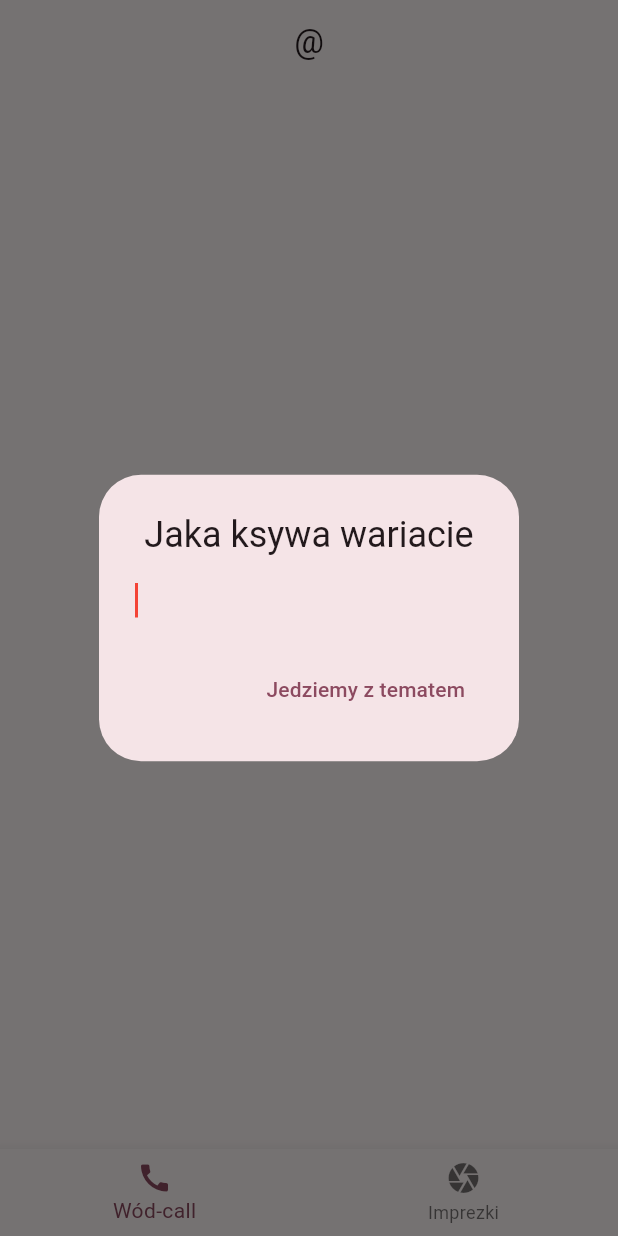
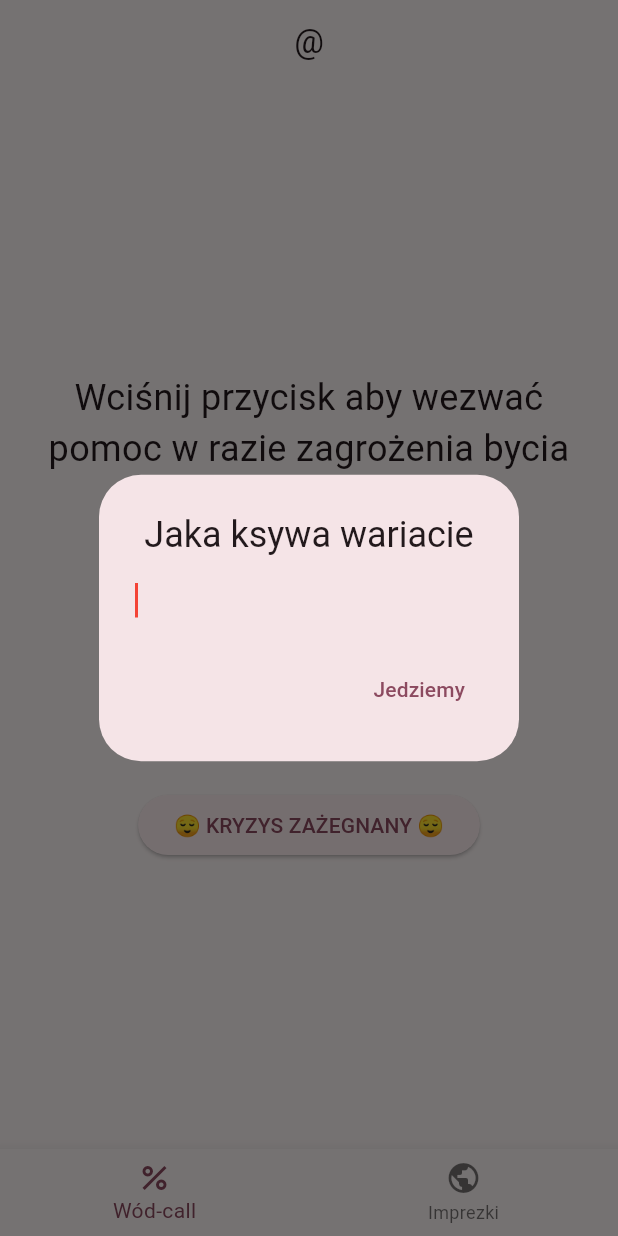
Before and after one commit to PiotrKlis/shot_call, a Flutter app: the screen it shows after launch, on a phone screen of 412 x 824 dp. Run offline on Flutter 3.47's test engine with Material 3 defaults, Android fonts, the phone set to English and light mode, and no system bars; our stand-ins replace cloud_firestore, firebase_core, shared_preferences; accounts and stored records are empty.

Commit message:
master - added button to set the shots alarm and set it off

```diff
--- a/lib/bottom_bar.dart
+++ b/lib/bottom_bar.dart
@@ -32,11 +32,11 @@ class _BasicBottomNavBarState extends State<BasicBottomNavBar> {
       bottomNavigationBar: BottomNavigationBar(
         items: const <BottomNavigationBarItem>[
           BottomNavigationBarItem(
-            icon: Icon(Icons.call),
+            icon: Icon(Icons.percent),
             label: 'Wód-call',
           ),
           BottomNavigationBarItem(
-            icon: Icon(Icons.camera),
+            icon: Icon(Icons.public),
             label: 'Imprezki',
           ),
         ],
--- a/lib/home_screen.dart
+++ b/lib/home_screen.dart
@@ -51,20 +51,18 @@ class _HomeScreen extends State<HomeScreen> {
           ),
           actions: [
             TextButton(
-              child: const Text('Jedziemy z tematem'),
-              onPressed: () {
+                child: const Text('Jedziemy'),
+                onPressed: () async {
                   sharedPreferences.setString(
                       SharedPrefs.nickname, controller.text);
-                setState(() {
                   nickname = controller.text;
-                  FirebaseFirestore.instance
+                  await FirebaseFirestore.instance
                       .collection('users')
-                      .add({'nickname': nickname,
-                  });
-                });
+                      .doc(nickname.toString())
+                      .set({'alarm': false});
+                  setState(() {});
                   Navigator.of(context).pop();
-              },
-            ),
+                }),
           ],
         );
       },
@@ -77,14 +75,40 @@ class _HomeScreen extends State<HomeScreen> {
       appBar: AppBar(
         title: Center(child: Text("@$nickname")),
       ),
-      body: SafeArea(
-        child: Center(
-          child: ElevatedButton(
+      body: Container(
+        margin: const EdgeInsets.all(20),
+        child: Column(
+          mainAxisAlignment: MainAxisAlignment.center,
+          crossAxisAlignment: CrossAxisAlignment.center,
+          children: [
+            const Text(
+                'Wciśnij przycisk aby wezwać pomoc w razie zagrożenia bycia niedopitym.',
+                textAlign: TextAlign.center,
+                style: TextStyle(fontSize: 24)),
+            const SizedBox(height: 60),
+            ElevatedButton(
               onPressed: () {
-              //TODO: send shot call
+                FirebaseFirestore.instance
+                    .collection('users')
+                    .doc(nickname.toString())
+                    .set({'alarm': true});
               },
-            child: const Text('Shot call'),
+              child: const Padding(
+                padding: EdgeInsets.all(8.0),
+                child: Text('🚨WÓD - CALL 🚨\n 🚨WEZWIJ POMOC 🚨',
+                    textAlign: TextAlign.center),
               ),
+            ),
+            const SizedBox(height: 60),
+            ElevatedButton(
+                onPressed: () {
+                  FirebaseFirestore.instance
+                      .collection('users')
+                      .doc(nickname.toString())
+                      .set({'alarm': false});
+                },
+                child: const Text('😌 KRYZYS ZAŻEGNANY 😌')),
+          ],
         ),
       ),
     );
```
Lines whose indentation alone changed are shown as unchanged.
